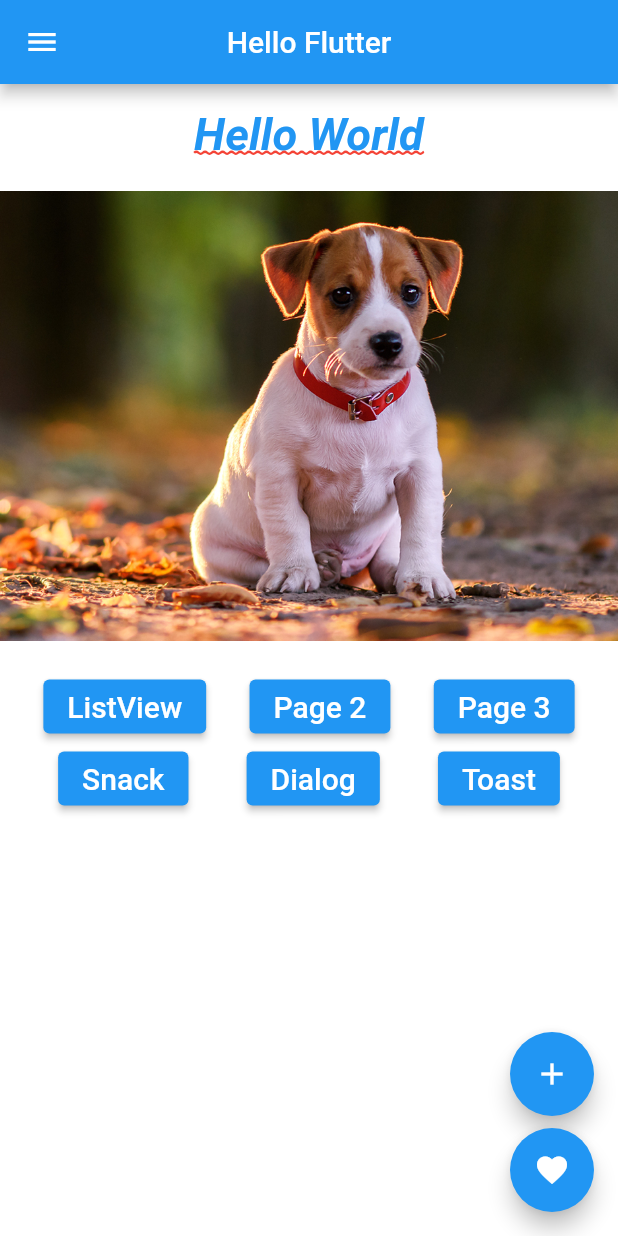
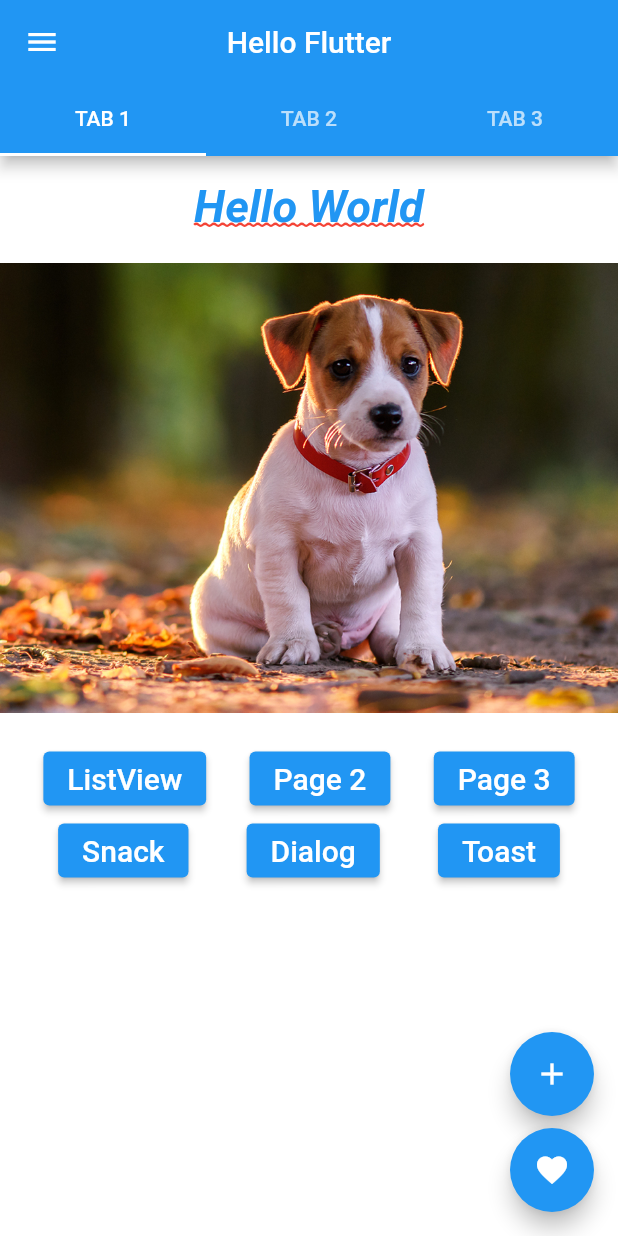
Before and after one commit to devbrunorm/flutter-aula01, a Flutter app: the screen it shows after launch, on a phone screen of 412 x 824 dp. Run offline on Flutter 3.47's test engine with Material 2 defaults, Android fonts, the phone set to English and light mode, and no system bars; our stand-ins replace fluttertoast.

Commit message:
Adicionadas tabs na home page.

```diff
--- a/lib/home_page.dart
+++ b/lib/home_page.dart
@@ -12,12 +12,37 @@ class HomePage extends StatelessWidget {
 
   @override
   Widget build(BuildContext context) {
-    return Scaffold(
+    return DefaultTabController(
+      length: 3,
+      child: Scaffold(
         appBar: AppBar(
           title: Text("Hello Flutter"),
+          bottom: TabBar(
+            tabs: [
+              Tab(
+                text: "TAB 1",
+              ),
+              Tab(
+                text: "TAB 2",
+              ),
+              Tab(
+                text: "TAB 3",
+              ),
+            ],
+          ),
           centerTitle: true,
         ),
-      body: _body(context),
+        body: TabBarView(
+          children: [
+            _body(context),
+            Container(
+              color: Colors.green,
+            ),
+            Container(
+              color: Colors.yellow,
+            ),
+          ],
+        ),
         floatingActionButton: Column(
           mainAxisAlignment: MainAxisAlignment.end,
           children: <Widget>[
@@ -41,6 +66,7 @@ class HomePage extends StatelessWidget {
         ),
         drawer: DrawerList(
 
+        ),
       ),
     );
   }
```
Lines whose indentation alone changed are shown as unchanged.
